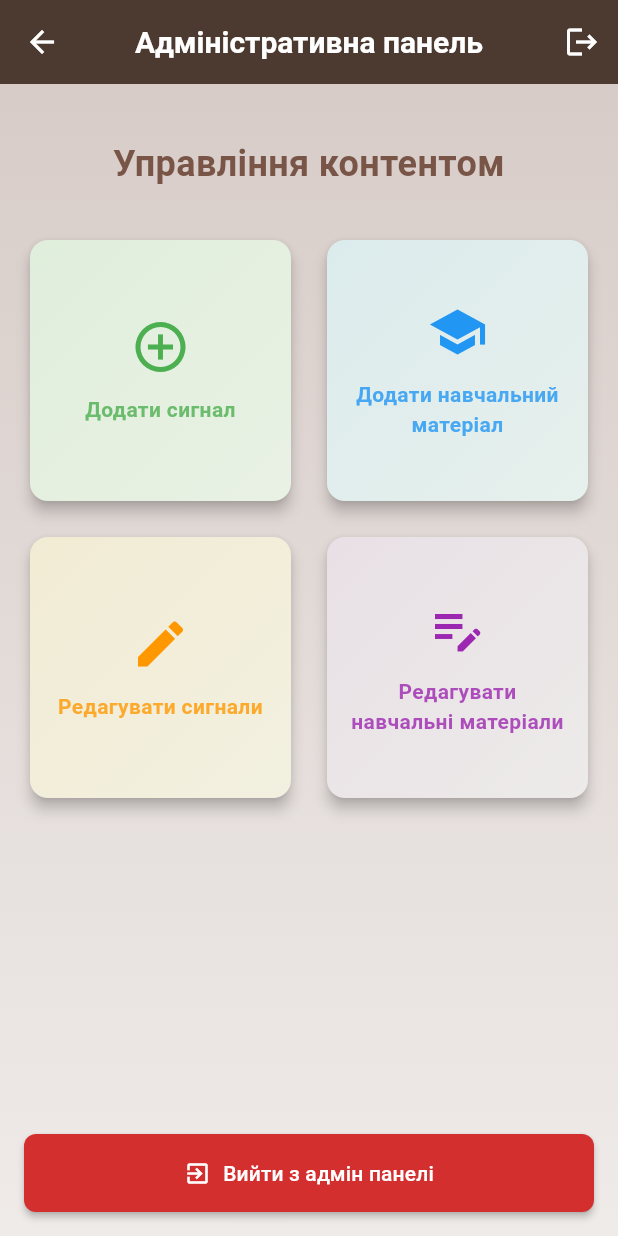
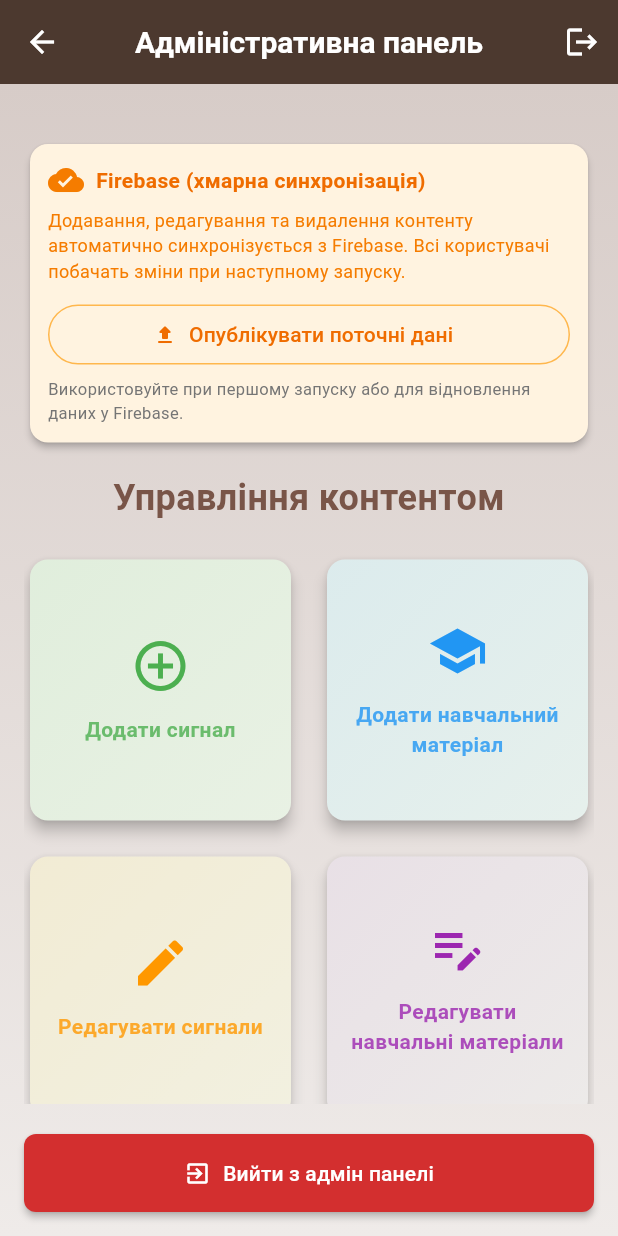
Before and after one commit to RomanVolchovskiy/Android_app_Lisovi_Surmu, a Flutter app: the AdminPanelScreen screen opened by its route, on a phone screen of 412 x 824 dp. Run offline on Flutter 3.47's test engine with Material 3 defaults, Android fonts, the phone set to English and light mode, and no system bars; our stand-ins replace audioplayers, cloud_firestore, firebase_core, google_sign_in, hive_flutter, shared_preferences and 1 more; missing offline and left inert: extension_google_sign_in_as_googleapis_auth, googleapis; accounts and stored records are empty; statements that could not run were skipped.

Commit message:
Add Firebase Firestore integration for cloud content sync
- Add firebase_core, cloud_firestore, firebase_storage packages
- Create FirebaseService for Firestore CRUD operations
- Rewrite StorageManager to use Firebase-first with local cache fallback
- Update HuntingDataService: add/update/delete auto-sync to Firebase
- Fix LocalStorageService: Hive type casting via JSON normalize
- Update main.dart: init Firebase + call loadPersistedData on startup
- Update AdminPanel: replace Google Drive UI with Firebase publish button
- Disable Gradle configuration cache (compatibility fix)

Co-Authored-By: Claude Sonnet 4.6 <noreply@anthropic.com>

```diff
--- a/lib/main.dart
+++ b/lib/main.dart
@@ -1,4 +1,6 @@
+import 'package:firebase_core/firebase_core.dart';
 import 'package:flutter/material.dart';
+import 'package:hunting_signals/services/hunting_data_service.dart';
 import 'package:hunting_signals/services/storage_manager.dart';
 import 'screens/main_navigation.dart';
 import 'screens/admin_login_screen.dart';
@@ -12,19 +14,12 @@ import 'theme/hunting_theme.dart';
 
 void main() async {
   WidgetsFlutterBinding.ensureInitialized();
-
-  // Initialize storage (choose your preferred storage type)
-  await _initializeStorage();
-
+  await Firebase.initializeApp();
+  await StorageManager.initialize(storageType: StorageType.firebase);
+  await HuntingDataService.loadPersistedData();
   runApp(const HuntingSignalsApp());
 }
 
-/// Initialize storage - you can choose between different storage options
-Future<void> _initializeStorage() async {
-  await StorageManager.initialize(storageType: StorageType.local);
-}
-
-/// Main application class
 class HuntingSignalsApp extends StatelessWidget {
   const HuntingSignalsApp({super.key});
 
--- a/lib/screens/admin_panel_screen.dart
+++ b/lib/screens/admin_panel_screen.dart
@@ -1,13 +1,52 @@
 import 'package:flutter/material.dart';
 import 'package:hunting_signals/screens/main_navigation.dart';
 import 'package:hunting_signals/services/admin_service.dart';
+import 'package:hunting_signals/services/storage_manager.dart';
 import 'package:hunting_signals/screens/add_signal_screen.dart';
 import 'package:hunting_signals/screens/add_education_screen.dart';
 import 'package:hunting_signals/screens/edit_signals_screen.dart';
 import 'package:hunting_signals/screens/edit_materials_screen.dart';
 
-class AdminPanelScreen extends StatelessWidget {
+class AdminPanelScreen extends StatefulWidget {
   const AdminPanelScreen({super.key});
+
+  @override
+  State<AdminPanelScreen> createState() => _AdminPanelScreenState();
+}
+
+class _AdminPanelScreenState extends State<AdminPanelScreen> {
+  bool _isPublishing = false;
+
+  Future<void> _publishToFirebase() async {
+    setState(() => _isPublishing = true);
+    try {
+      final success = await StorageManager.seedFirebase();
+      if (mounted) {
+        ScaffoldMessenger.of(context).showSnackBar(
+          SnackBar(
+            content: Text(
+              success
+                  ? 'Дані успішно опубліковано в Firebase!'
+                  : 'Помилка публікації в Firebase',
+            ),
+            backgroundColor: success ? Colors.green : Colors.red,
+            duration: const Duration(seconds: 4),
+          ),
+        );
+      }
+    } catch (e) {
+      if (mounted) {
+        ScaffoldMessenger.of(context).showSnackBar(
+          SnackBar(
+            content: Text('Помилка: $e'),
+            backgroundColor: Colors.red,
+          ),
+        );
+      }
+    } finally {
+      setState(() => _isPublishing = false);
+    }
+  }
 
   @override
   Widget build(BuildContext context) {
@@ -35,10 +74,7 @@ class AdminPanelScreen extends StatelessWidget {
           gradient: LinearGradient(
             begin: Alignment.topCenter,
             end: Alignment.bottomCenter,
-            colors: [
-              Colors.brown[100]!,
-              Colors.brown[50]!,
-            ],
+            colors: [Colors.brown[100]!, Colors.brown[50]!],
           ),
         ),
         child: Padding(
@@ -47,6 +83,74 @@ class AdminPanelScreen extends StatelessWidget {
             crossAxisAlignment: CrossAxisAlignment.stretch,
             children: [
               const SizedBox(height: 20),
+
+              // Firebase секція
+              Card(
+                color: Colors.orange[50],
+                child: Padding(
+                  padding: const EdgeInsets.all(12),
+                  child: Column(
+                    crossAxisAlignment: CrossAxisAlignment.start,
+                    children: [
+                      Row(
+                        children: [
+                          Icon(Icons.cloud_done, color: Colors.orange[700]),
+                          const SizedBox(width: 8),
+                          Text(
+                            'Firebase (хмарна синхронізація)',
+                            style: TextStyle(
+                              fontWeight: FontWeight.bold,
+                              color: Colors.orange[800],
+                            ),
+                          ),
+                        ],
+                      ),
+                      const SizedBox(height: 6),
+                      Text(
+                        'Додавання, редагування та видалення контенту автоматично синхронізується з Firebase. '
+                        'Всі користувачі побачать зміни при наступному запуску.',
+                        style: TextStyle(
+                          fontSize: 12,
+                          color: Colors.orange[700],
+                        ),
+                      ),
+                      const SizedBox(height: 10),
+                      SizedBox(
+                        width: double.infinity,
+                        child: OutlinedButton.icon(
+                          onPressed: _isPublishing ? null : _publishToFirebase,
+                          icon: _isPublishing
+                              ? const SizedBox(
+                                  width: 16,
+                                  height: 16,
+                                  child: CircularProgressIndicator(
+                                    strokeWidth: 2,
+                                  ),
+                                )
+                              : const Icon(Icons.upload_rounded, size: 16),
+                          label: Text(
+                            _isPublishing
+                                ? 'Публікація...'
+                                : 'Опублікувати поточні дані',
+                          ),
+                          style: OutlinedButton.styleFrom(
+                            foregroundColor: Colors.orange[800],
+                            side: BorderSide(color: Colors.orange[300]!),
+                          ),
+                        ),
+                      ),
+                      const SizedBox(height: 4),
+                      Text(
+                        'Використовуйте при першому запуску або для відновлення даних у Firebase.',
+                        style: TextStyle(fontSize: 11, color: Colors.grey[600]),
+                      ),
+                    ],
+                  ),
+                ),
+              ),
+
+              const SizedBox(height: 16),
+
               const Text(
                 'Управління контентом',
                 style: TextStyle(
@@ -56,7 +160,8 @@ class AdminPanelScreen extends StatelessWidget {
                 ),
                 textAlign: TextAlign.center,
               ),
-              const SizedBox(height: 30),
+              const SizedBox(height: 20),
+
               Expanded(
                 child: GridView.count(
                   crossAxisCount: 2,
@@ -68,60 +173,53 @@ class AdminPanelScreen extends StatelessWidget {
                       'Додати сигнал',
                       Icons.add_circle_outline,
                       Colors.green,
-                      () {
-                        Navigator.push(
+                      () => Navigator.push(
                         context,
                         MaterialPageRoute(
                           builder: (context) => const AddSignalScreen(),
                         ),
-                        );
-                      },
+                      ),
                     ),
                     _buildAdminCard(
                       context,
                       'Додати навчальний матеріал',
                       Icons.school,
                       Colors.blue,
-                      () {
-                        Navigator.push(
+                      () => Navigator.push(
                         context,
                         MaterialPageRoute(
                           builder: (context) => const AddEducationScreen(),
                         ),
-                        );
-                      },
+                      ),
                     ),
                     _buildAdminCard(
                       context,
                       'Редагувати сигнали',
                       Icons.edit,
                       Colors.orange,
-                      () {
-                        Navigator.push(
+                      () => Navigator.push(
                         context,
                         MaterialPageRoute(
                           builder: (context) => const EditSignalsScreen(),
                         ),
-                        );
-                      },
+                      ),
                     ),
                     _buildAdminCard(
                       context,
                       'Редагувати навчальні матеріали',
                       Icons.edit_note,
                       Colors.purple,
-                      () {
-                        Navigator.push(
+                      () => Navigator.push(
                         context,
                         MaterialPageRoute(
                           builder: (context) => const EditMaterialsScreen(),
                         ),
-                        );
-                      },
+                      ),
                     ),
                   ],
                 ),
               ),
+
               const SizedBox(height: 20),
               ElevatedButton.icon(
                 onPressed: () {
@@ -156,9 +254,7 @@ class AdminPanelScreen extends StatelessWidget {
   ) {
     return Card(
       elevation: 4,
-      shape: RoundedRectangleBorder(
-        borderRadius: BorderRadius.circular(12),
-      ),
+      shape: RoundedRectangleBorder(borderRadius: BorderRadius.circular(12)),
       child: InkWell(
         onTap: onTap,
         borderRadius: BorderRadius.circular(12),
@@ -178,11 +274,7 @@ class AdminPanelScreen extends StatelessWidget {
           child: Column(
             mainAxisAlignment: MainAxisAlignment.center,
             children: [
-              Icon(
-                icon,
-                size: 40,
-                color: color,
-              ),
+              Icon(icon, size: 40, color: color),
               const SizedBox(height: 12),
               Text(
                 title,
--- a/pubspec.yaml
+++ b/pubspec.yaml
@@ -68,6 +68,11 @@ dependencies:
   # HTTP client
   http: ^1.2.2
 
+  # Firebase
+  firebase_core: ^3.0.0
+  cloud_firestore: ^5.0.0
+  firebase_storage: ^12.0.0
+
 dev_dependencies:
   flutter_test:
     sdk: flutter
```
Also changed, not shown: lib/services/firebase_service.dart (added, +124 -0 lines), lib/services/hunting_data_service.dart (+73 -74 lines), lib/services/local_storage_service.dart (+6 -2 lines), lib/services/storage_manager.dart (+126 -143 lines), pubspec.lock, 1 other file. Lines whose indentation alone changed are shown as unchanged.
